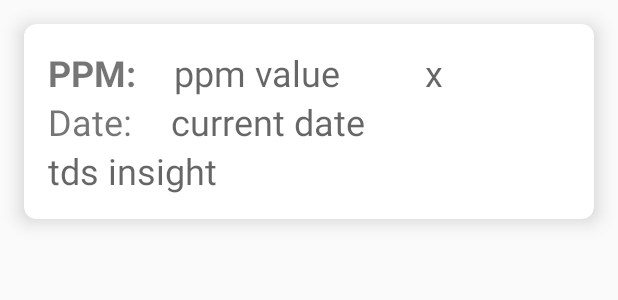
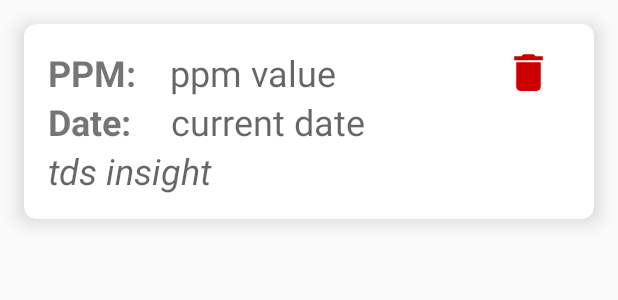
Before and after one commit to MANSI288/FireTDS_21, an Android app: the layout item.xml on its own in the app's theme, with its tools: preview values and no code run, on a phone screen of 412 x 824 dp. Shown: the top 300 px of the screen. Run offline under Robolectric (Android 15) with nearby library versions, the phone set to English and light mode, and no system bars.

Commit message:
updated data history list UI

```diff
--- a/app/src/main/java/com/example/firetds/TdsAdapter.java
+++ b/app/src/main/java/com/example/firetds/TdsAdapter.java
@@ -5,6 +5,7 @@ import android.content.Intent;
 import android.view.LayoutInflater;
 import android.view.View;
 import android.view.ViewGroup;
+import android.widget.ImageView;
 import android.widget.PopupMenu;
 import android.widget.TextView;
 import android.widget.Toast;
@@ -41,9 +42,9 @@ public class TdsAdapter extends RecyclerView.Adapter<TdsAdapter.MyViewHolder> {
         holder.date.setText(tdsData.getDate());
         holder.insight.setText(tdsData.getInsight());
 
-        holder.txt_option.setOnClickListener(v ->
+        holder.delete_imageView.setOnClickListener(v ->
         {
-            PopupMenu popupMenu = new PopupMenu(context,holder.txt_option);
+            PopupMenu popupMenu = new PopupMenu(context,holder.delete_imageView);
             popupMenu.inflate(R.menu.option_menu);
             popupMenu.setOnMenuItemClickListener(item ->
             {
@@ -55,8 +56,8 @@ public class TdsAdapter extends RecyclerView.Adapter<TdsAdapter.MyViewHolder> {
                         notifyItemRemoved(position);
                         list.remove(tdsData);
 
-                        Intent intent = new Intent(holder.txt_option.getContext(), HistoryList.class);
-                        holder.txt_option.getContext().startActivity(intent);
+                        Intent intent = new Intent(holder.delete_imageView.getContext(), HistoryList.class);
+                        holder.delete_imageView.getContext().startActivity(intent);
 
 
 
@@ -82,6 +83,7 @@ public class TdsAdapter extends RecyclerView.Adapter<TdsAdapter.MyViewHolder> {
 
 
         TextView date, ppm1, insight, txt_option;
+        ImageView delete_imageView;
 
         public MyViewHolder(@NonNull View itemView) {
             super(itemView);
@@ -91,7 +93,8 @@ public class TdsAdapter extends RecyclerView.Adapter<TdsAdapter.MyViewHolder> {
             date = itemView.findViewById(R.id.dateTextView);
             insight = itemView.findViewById(R.id.insightText);
 
-            txt_option = itemView.findViewById(R.id.txt_option);
+           // txt_option = itemView.findViewById(R.id.txt_option);
+            delete_imageView = itemView.findViewById(R.id.delete_imageView);
 
         }
     }
--- /dev/null
+++ b/app/src/main/res/drawable/ic_baseline_delete_24.xml
@@ -0,0 +1,5 @@
+<vector android:height="24dp" android:tint="#000000"
+    android:viewportHeight="24" android:viewportWidth="24"
+    android:width="24dp" xmlns:android="http://schemas.android.com/apk/res/android">
+    <path android:fillColor="@android:color/white" android:pathData="M6,19c0,1.1 0.9,2 2,2h8c1.1,0 2,-0.9 2,-2V7H6v12zM19,4h-3.5l-1,-1h-5l-1,1H5v2h14V4z"/>
+</vector>
--- a/app/src/main/res/layout/item.xml
+++ b/app/src/main/res/layout/item.xml
@@ -24,7 +24,7 @@
 
             <TextView
 
-                android:layout_width="84dp"
+                android:layout_width="81dp"
                 android:layout_height="wrap_content"
                 android:text="PPM: "
                 android:textSize="24dp"
@@ -32,20 +32,17 @@
 
             <TextView
                 android:id="@+id/ppmTextView"
-                android:layout_width="157dp"
+                android:layout_width="212dp"
                 android:layout_height="match_parent"
                 android:hint="ppm value"
                 android:textSize="24dp" />
 
-
-            <TextView
-                android:id="@+id/txt_option"
-                android:layout_width="32dp"
-                android:layout_height="wrap_content"
-                android:layout_gravity="right"
-                android:hint="x"
-                android:textAlignment="center"
-                android:textSize="24sp" />
+            <ImageView
+                android:id="@+id/delete_imageView"
+                android:layout_width="54dp"
+                android:layout_height="match_parent"
+                android:tint="@android:color/holo_red_dark"
+                app:srcCompat="@drawable/ic_baseline_delete_24" />
 
 
         </LinearLayout>
@@ -60,6 +57,7 @@
             android:layout_width="82dp"
             android:layout_height="wrap_content"
             android:text="Date: "
+            android:textStyle="bold"
             android:textSize="24sp" />
 
             <TextView
@@ -83,15 +81,12 @@
             android:layout_width="346dp"
             android:layout_height="wrap_content"
             android:hint="tds insight"
-            android:textSize="24dp" />/>
+            android:textSize="24dp"
+            android:textStyle="italic" />/>
 
     </LinearLayout>
 
     </LinearLayout>
 
 
-
-
-
-
 </androidx.cardview.widget.CardView>
```
